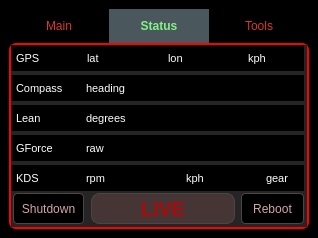
Qt form zx6r_qt/mainwindow.ui (javirugo/telemetry) before a commit.
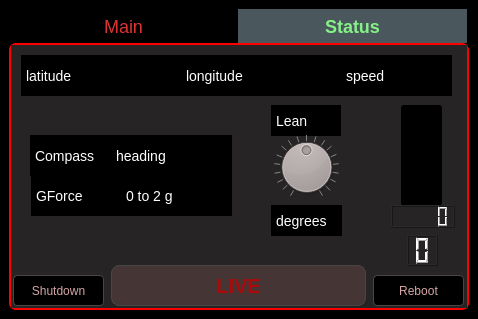
The same form after that commit. The open tabs and pages were chosen to show the change.

Commit message: changed UI and removed kph from KDS metrics (gps will be ok)

Patch:
```diff
--- a/zx6r_qt/mainwindow.ui
+++ b/zx6r_qt/mainwindow.ui
@@ -6,8 +6,8 @@
    <rect>
     <x>0</x>
     <y>0</y>
-    <width>318</width>
-    <height>238</height>
+    <width>478</width>
+    <height>319</height>
    </rect>
   </property>
   <property name="windowTitle">
@@ -25,25 +25,30 @@
 
 QPushButton { background-color: black; color: white; border: 1px solid #4A4646; }
 
-QTabBar::tab { min-width: 56px; font-weight: normal; color: #DC3434; padding: 10px 22px; border: 0; background-color: black; }
+QTabBar::tab { min-width: 185px; font-weight: normal; color: #DC3434; padding: 10px 22px; border: 0; background-color: black; font-size: 18px; }
 
 QTabBar::tab:selected { font-weight: bold; background-color: #4A585D; color: #85F187; }
 
 QTabWidget::pane { border: 2px solid red; border-radius: 7px; background-color: #3E3E3E;}
 
-#labelBestLapTime, #labelLastLapTime { font-size: 40px; font-weight: bold; }
+#labelBestLapTime, #labelLastLapTime { font-size: 50px; font-weight: bold; }
+
+#labelLastLap, #labelBestLap { font-size: 16px; font-weight: bold; }
 
 #labelBestLapTime {color: #24A523; }
 #labelLastLapTime {color: #9098A9; }
 
-#tabStatus QLabel { padding: 4px 2px;  qproperty-alignment: AlignCenter; background-color: black; font-size: 11px; }
+#tabStatus QLabel { padding: 4px 2px;  qproperty-alignment: AlignCenter; background-color: black; font-size: 14px; }
 
-#pbRecord {  border-style: solid; border-width: 3px; border-color: #585858; border-radius: 8px; }
+#pbRecord {  border-style: solid; border-width: 3px; border-color: #585858; border-radius: 8px; font-size: 26px; font-weight: bold;}
 
 #pbLiveStatus { font-size: 20px; font-weight: bold; border-radius: 8px; background-color: #463535; color: #AB0A0A; }
 #pbLiveStatus:checked { background-color: #164321; color: #1B5028; }
 
-#pbShutdown, #pbReboot { border-radius: 4px; color: #D5A6A6; }</string>
+#pbShutdown, #pbReboot { border-radius: 4px; color: #D5A6A6; }
+
+#progressBarRPM { background-color: black; }
+#progressBarRPM::chunk { background: #C6D0CE; }</string>
   </property>
   <widget class="QWidget" name="centralwidget">
    <layout class="QVBoxLayout" name="verticalLayout">
@@ -58,9 +63,6 @@
       <property name="tabPosition">
        <enum>QTabWidget::North</enum>
       </property>
-      <property name="tabShape">
-       <enum>QTabWidget::Rounded</enum>
-      </property>
       <property name="currentIndex">
        <number>0</number>
       </property>
@@ -159,26 +161,13 @@
        <attribute name="title">
         <string>Status</string>
        </attribute>
-       <widget class="QLabel" name="labelStatusGPS">
-        <property name="geometry">
-         <rect>
-          <x>0</x>
-          <y>0</y>
-          <width>71</width>
-          <height>26</height>
-         </rect>
-        </property>
-        <property name="text">
-         <string>GPS</string>
-        </property>
-       </widget>
        <widget class="QLabel" name="labelStatusGyroscope">
         <property name="geometry">
          <rect>
-          <x>0</x>
+          <x>260</x>
           <y>60</y>
           <width>70</width>
-          <height>26</height>
+          <height>31</height>
          </rect>
         </property>
         <property name="text">
@@ -188,62 +177,49 @@
        <widget class="QLabel" name="labelStatusAccelerometer">
         <property name="geometry">
          <rect>
-          <x>0</x>
-          <y>90</y>
-          <width>70</width>
-          <height>26</height>
+          <x>20</x>
+          <y>130</y>
+          <width>91</width>
+          <height>41</height>
          </rect>
         </property>
         <property name="text">
          <string>GForce</string>
         </property>
        </widget>
-       <widget class="QLabel" name="labelStatusKDS">
-        <property name="geometry">
-         <rect>
-          <x>0</x>
-          <y>120</y>
-          <width>70</width>
-          <height>26</height>
-         </rect>
-        </property>
-        <property name="text">
-         <string>KDS</string>
-        </property>
-       </widget>
        <widget class="QLabel" name="labelStatus_lat">
         <property name="geometry">
          <rect>
-          <x>71</x>
-          <y>0</y>
-          <width>81</width>
-          <height>26</height>
+          <x>10</x>
+          <y>10</y>
+          <width>161</width>
+          <height>41</height>
          </rect>
         </property>
         <property name="text">
-         <string>lat</string>
+         <string>latitude</string>
         </property>
        </widget>
        <widget class="QLabel" name="labelStatus_lon">
         <property name="geometry">
          <rect>
-          <x>152</x>
-          <y>0</y>
-          <width>81</width>
-          <height>26</height>
+          <x>170</x>
+          <y>10</y>
+          <width>161</width>
+          <height>41</height>
          </rect>
         </property>
         <property name="text">
-         <string>lon</string>
+         <string>longitude</string>
         </property>
        </widget>
        <widget class="QLabel" name="labelStatus_gyros">
         <property name="geometry">
          <rect>
-          <x>70</x>
-          <y>60</y>
-          <width>223</width>
-          <height>26</height>
+          <x>260</x>
+          <y>160</y>
+          <width>71</width>
+          <height>31</height>
          </rect>
         </property>
         <property name="text">
@@ -253,49 +229,23 @@
        <widget class="QLabel" name="labelStatus_accelerometer">
         <property name="geometry">
          <rect>
-          <x>70</x>
-          <y>90</y>
-          <width>223</width>
-          <height>26</height>
+          <x>110</x>
+          <y>130</y>
+          <width>111</width>
+          <height>41</height>
          </rect>
         </property>
         <property name="text">
-         <string>raw</string>
-        </property>
-       </widget>
-       <widget class="QLabel" name="labelStatus_rpm">
-        <property name="geometry">
-         <rect>
-          <x>70</x>
-          <y>120</y>
-          <width>101</width>
-          <height>26</height>
-         </rect>
-        </property>
-        <property name="text">
-         <string>rpm</string>
-        </property>
-       </widget>
-       <widget class="QLabel" name="labelStatus_gear">
-        <property name="geometry">
-         <rect>
-          <x>250</x>
-          <y>120</y>
-          <width>43</width>
-          <height>26</height>
-         </rect>
-        </property>
-        <property name="text">
-         <string>gear</string>
+         <string>0 to 2 g</string>
         </property>
        </widget>
        <widget class="QLabel" name="labelStatusCompass">
         <property name="geometry">
          <rect>
-          <x>0</x>
-          <y>30</y>
-          <width>70</width>
-          <height>26</height>
+          <x>19</x>
+          <y>90</y>
+          <width>81</width>
+          <height>41</height>
          </rect>
         </property>
         <property name="text">
@@ -305,10 +255,10 @@
        <widget class="QLabel" name="labelStatus_heading">
         <property name="geometry">
          <rect>
-          <x>70</x>
-          <y>30</y>
-          <width>223</width>
-          <height>26</height>
+          <x>100</x>
+          <y>90</y>
+          <width>121</width>
+          <height>41</height>
          </rect>
         </property>
         <property name="text">
@@ -318,22 +268,22 @@
        <widget class="QLabel" name="labelStatus_speed">
         <property name="geometry">
          <rect>
-          <x>232</x>
-          <y>0</y>
-          <width>61</width>
-          <height>26</height>
+          <x>330</x>
+          <y>10</y>
+          <width>111</width>
+          <height>41</height>
          </rect>
         </property>
         <property name="text">
-         <string>kph</string>
+         <string>speed</string>
         </property>
        </widget>
        <widget class="QPushButton" name="pbReboot">
         <property name="geometry">
          <rect>
-          <x>230</x>
-          <y>148</y>
-          <width>63</width>
+          <x>362</x>
+          <y>230</y>
+          <width>91</width>
           <height>31</height>
          </rect>
         </property>
@@ -348,8 +298,8 @@
         <property name="geometry">
          <rect>
           <x>2</x>
-          <y>148</y>
-          <width>71</width>
+          <y>230</y>
+          <width>91</width>
           <height>31</height>
          </rect>
         </property>
@@ -363,10 +313,10 @@
        <widget class="QPushButton" name="pbLiveStatus">
         <property name="geometry">
          <rect>
-          <x>80</x>
-          <y>148</y>
-          <width>144</width>
-          <height>31</height>
+          <x>100</x>
+          <y>220</y>
+          <width>255</width>
+          <height>41</height>
          </rect>
         </property>
         <property name="focusPolicy">
@@ -379,24 +329,85 @@
          <bool>true</bool>
         </property>
        </widget>
-       <widget class="QLabel" name="labelStatus_kph">
+       <widget class="QProgressBar" name="progressBarRPM">
         <property name="geometry">
          <rect>
-          <x>170</x>
-          <y>120</y>
-          <width>81</width>
-          <height>26</height>
+          <x>390</x>
+          <y>60</y>
+          <width>41</width>
+          <height>101</height>
          </rect>
         </property>
-        <property name="text">
-         <string>kph</string>
+        <property name="maximum">
+         <number>16000</number>
         </property>
+        <property name="value">
+         <number>0</number>
+        </property>
+        <property name="alignment">
+         <set>Qt::AlignLeading|Qt::AlignLeft|Qt::AlignTop</set>
+        </property>
+        <property name="textVisible">
+         <bool>false</bool>
+        </property>
+        <property name="orientation">
+         <enum>Qt::Vertical</enum>
+        </property>
        </widget>
-      </widget>
-      <widget class="QWidget" name="tabLaps">
-       <attribute name="title">
-        <string>Tools</string>
-       </attribute>
+       <widget class="QDial" name="dialLean">
+        <property name="geometry">
+         <rect>
+          <x>260</x>
+          <y>90</y>
+          <width>71</width>
+          <height>64</height>
+         </rect>
+        </property>
+        <property name="focusPolicy">
+         <enum>Qt::NoFocus</enum>
+        </property>
+        <property name="maximum">
+         <number>360</number>
+        </property>
+        <property name="value">
+         <number>180</number>
+        </property>
+        <property name="tracking">
+         <bool>false</bool>
+        </property>
+        <property name="wrapping">
+         <bool>false</bool>
+        </property>
+        <property name="notchTarget">
+         <double>20.000000000000000</double>
+        </property>
+        <property name="notchesVisible">
+         <bool>true</bool>
+        </property>
+       </widget>
+       <widget class="QLCDNumber" name="lcdGear">
+        <property name="geometry">
+         <rect>
+          <x>396</x>
+          <y>190</y>
+          <width>31</width>
+          <height>31</height>
+         </rect>
+        </property>
+        <property name="numDigits">
+         <number>1</number>
+        </property>
+       </widget>
+       <widget class="QLCDNumber" name="lcdRPM">
+        <property name="geometry">
+         <rect>
+          <x>380</x>
+          <y>160</y>
+          <width>64</width>
+          <height>23</height>
+         </rect>
+        </property>
+       </widget>
       </widget>
      </widget>
     </item>
```
Left out of the diff: 40 changed lines with no effect on the pictures. The commit also changes 5 other files.
